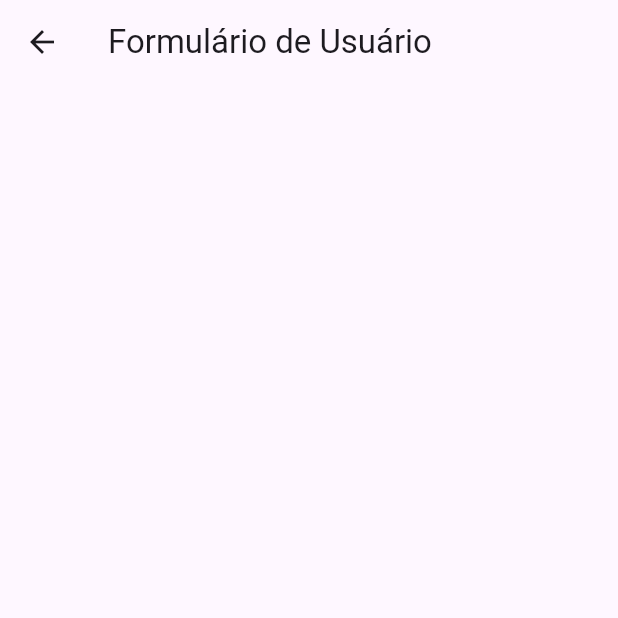
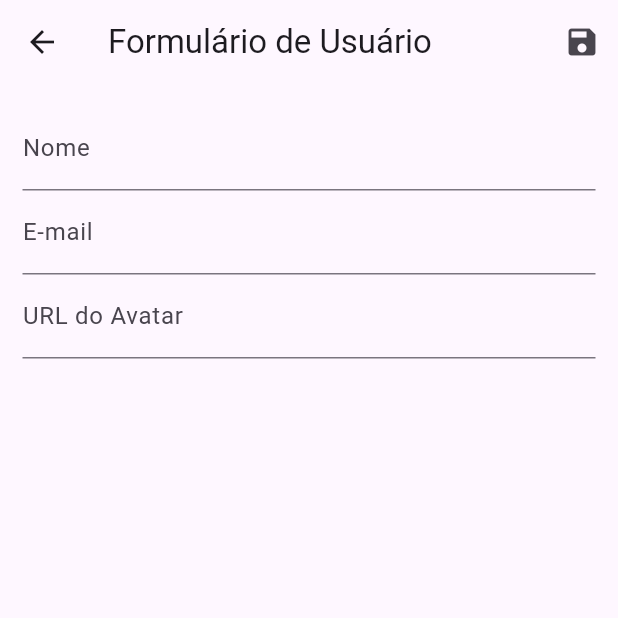
Before and after one commit to alexandreleao/flutter_crud, a Flutter app: the UserForm screen opened by its route, on a phone screen of 412 x 824 dp, the top half of it. Run offline on Flutter 3.47's test engine with Material 2 defaults, Android fonts, the phone set to English and light mode, and no system bars; network calls fail.

Commit message:
Criar Usuário

```diff
--- a/lib/models/user.dart
+++ b/lib/models/user.dart
@@ -1,3 +1,4 @@
+// ignore: unused_import
 import 'package:flutter/material.dart';
 
 class User {
--- a/lib/views/user_form.dart
+++ b/lib/views/user_form.dart
@@ -1,12 +1,77 @@
+import 'package:crud_flutter/models/user.dart';
+import 'package:crud_flutter/provider/users.dart';
 import 'package:flutter/material.dart';
+import 'package:provider/provider.dart';
 
+// ignore: use_key_in_widget_constructors
 class UserForm extends StatelessWidget {
+
+  final _form = GlobalKey<FormState>();
+  final Map <String, String> _formData = {};
+
   @override
   Widget build(BuildContext context) {
      return Scaffold(
         appBar: AppBar(
+          // ignore: prefer_const_constructors
           title: Text('Formulário de Usuário'),
-        )
+          actions: <Widget> [
+            IconButton(
+              onPressed: () {
+              final isValid = _form.currentState!.validate();
+
+              if(isValid){
+                 _form.currentState!.save();
+
+                 Provider.of<Users>(context, listen: false).put(User(
+                   id: _formData['id'].toString(),
+                   name: _formData['name'].toString(),
+                   email: _formData['email'].toString(),
+                   avatarUrl: _formData['avatarUrl'].toString(),
+                 ));
+                 Navigator.of(context).pop();
+              }
+
+              },
+              // ignore: prefer_const_constructors
+              icon: Icon(Icons.save),
+            )
+          ],
+        ),
+        // ignore: prefer_const_constructors
+        body: Padding(padding: EdgeInsets.all(15),
+        child: Form(
+          key: _form,
+          child: Column(
+            children: <Widget>[
+              TextFormField(
+                decoration: InputDecoration(labelText: 'Nome'),
+                validator: (value){
+                  if(value == null || value.trim().isEmpty){
+                    return 'Informe o seu nome!';
+                  }
+
+                  if(value.trim().length < 3){
+                    return 'Nome muito pequeno. No mínimo três letras!';
+                  }
+
+                  return null;
+
+                },
+                onSaved: (value) => _formData['name'] = value!,
+              ),
+               TextFormField(
+                decoration: InputDecoration(labelText: 'E-mail'),
+                  onSaved: (value) => _formData['email'] = value!,
+              ),
+               TextFormField(
+                decoration: InputDecoration(labelText: 'URL do Avatar'),
+                  onSaved: (value) => _formData['avatarUrl'] = value!,
+              ),
+            ],
+          ),
+        ),
+        ),
      );
   }
 }
```
